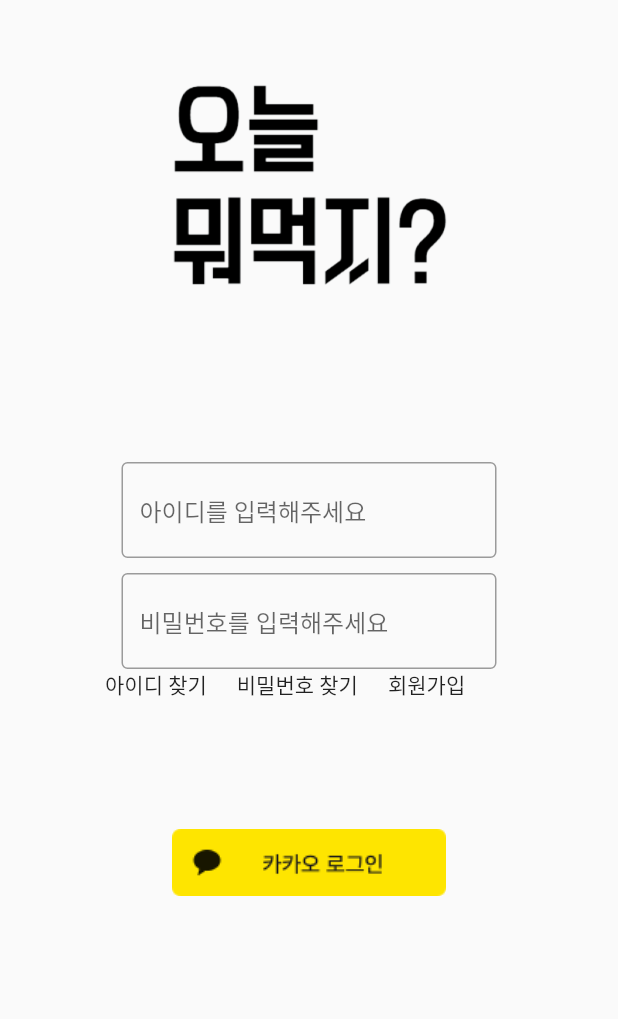
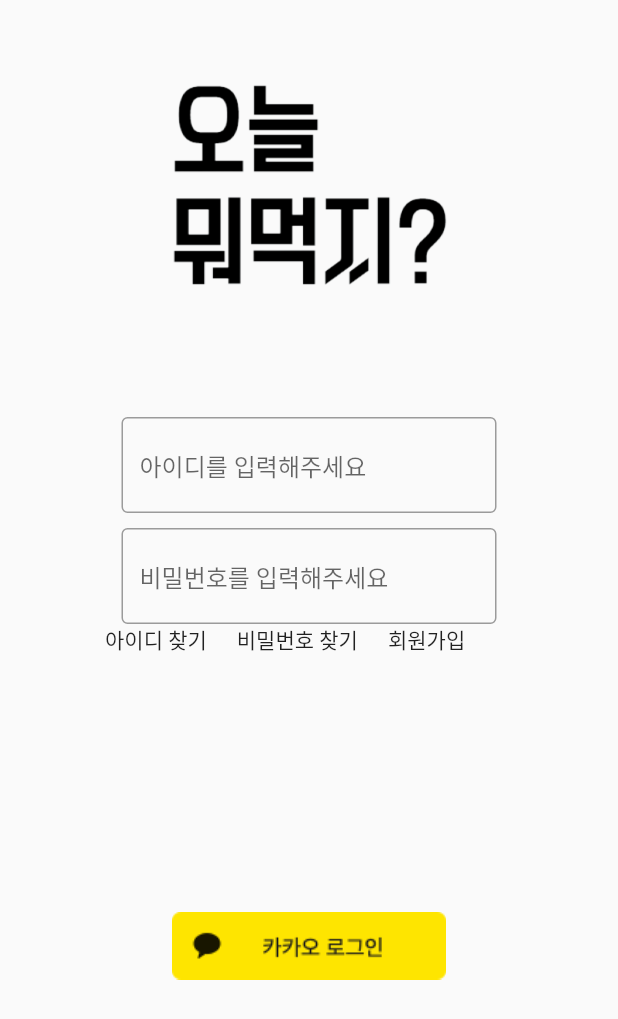
Before and after one commit to suhun-park/CookMean1, a Flutter app: the screen it shows after launch, on a phone screen of 412 x 824 dp. Shown: the top 1019 px of the screen. Run offline on Flutter 3.47's test engine with Material 2 defaults, Android fonts, the phone set to English and light mode, and no system bars; our stand-ins replace cloud_firestore, file_picker, firebase_core, firebase_storage, flutter_speed_dial, get and 4 more; missing offline and left inert: floatingpanel; accounts and stored records are empty.

Commit message:
login 수정

```diff
--- a/lib/screen/login.dart
+++ b/lib/screen/login.dart
@@ -34,7 +34,7 @@ class Login extends GetView<ScanController> {
                   ),
                   Image.asset('assets/images/로그인이미지.png',scale: 2, ),
                   const SizedBox(
-                    height: 100,
+                    height: 70,
                   ),
                   SizedBox(width: 250,child:
                   TextFormField(
@@ -100,9 +100,11 @@ class Login extends GetView<ScanController> {
                       Text("회원가입"),
                     ],
                   ),
+                  Expanded(child:
                   IconButton(onPressed: () {
-                    /*if(loginFormkey!.currentState!.validate()){*/Get.to(MainPage(),);}//}
+                    if(loginFormkey!.currentState!.validate()){Get.to(MainPage(),);}}
                       ,icon:  Image.asset('assets/images/kakaologin.png',),iconSize:200)
+                  ),
                 ],
               ),
             ),
```
Also changed, not shown: 1 other file.
